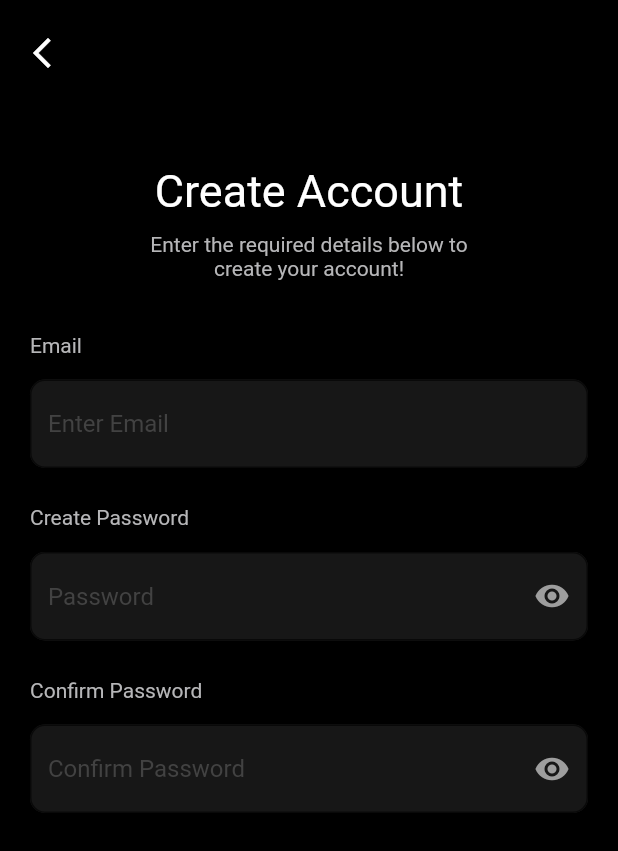
After one commit to mshumtum/xrpaynet, a Flutter app: the CreateAccount screen opened by its route, on a phone screen of 412 x 824 dp. The commit adds this screen. Shown: the top 851 px of the screen. Run offline on Flutter 3.47's test engine with Material 2 defaults, Android fonts, the phone set to English and light mode, and no system bars; our stand-ins replace get_it, internet_connection_checker; missing offline and left inert: http_interceptor; Roboto replaces fonts that are missing (Roboto-Medium, Roboto-Regular).

Commit message:
working on create account screen

```diff
--- a/lib/components/core/navigation/routers.dart
+++ b/lib/components/core/navigation/routers.dart
@@ -3,7 +3,7 @@ import 'dart:io';
 import 'package:flutter/cupertino.dart';
 import 'package:flutter/material.dart';
 import 'package:xr_paynet/components/screens/WelcomeScreen.dart';
-import 'package:xr_paynet/components/screens/login/LoginScreen.dart';
+import 'package:xr_paynet/components/screens/login/CreateAccount.dart';
 
 
 class Routers {
@@ -17,9 +17,9 @@ class Routers {
         return _pageRoute(builder: (context) {
           return const WelcomeScreen();
         });
-      case LoginPage.routeName:
+      case CreateAccount.routeName:
         return _pageRoute(builder: (context) {
-          return const LoginPage();
+          return const CreateAccount();
         });
 
       default:
--- a/lib/components/screens/WelcomeScreen.dart
+++ b/lib/components/screens/WelcomeScreen.dart
@@ -1,5 +1,5 @@
 import 'package:flutter/material.dart';
-import 'package:xr_paynet/components/screens/login/LoginScreen.dart';
+import 'package:xr_paynet/components/screens/login/CreateAccount.dart';
 import 'package:xr_paynet/components/widgets/ButtonPrimary.dart';
 import 'package:xr_paynet/theme/AppTheme.dart';
 import 'package:xr_paynet/theme/Colors.dart';
@@ -67,7 +67,7 @@ class _WelcomeScreenState extends State<WelcomeScreen> {
                 ButtonPrimary(
                   title: "Create Your Account",
                   onClick: () {
-                    _navigationService.navigateWithBack(LoginPage.routeName);
+                    _navigationService.navigateWithBack(CreateAccount.routeName);
                   },
                 )
               ],
--- /dev/null
+++ b/lib/components/screens/login/CreateAccount.dart
@@ -0,0 +1,137 @@
+import 'package:flutter/material.dart';
+import 'package:xr_paynet/components/widgets/_heading_text.dart';
+import 'package:xr_paynet/components/widgets/_input_filed.dart';
+
+import '../../../theme/Colors.dart';
+import '../../core/Locator.dart';
+import '../../core/navigation/navigation_service.dart';
+import '../../utilities/HexColor.dart';
+import '../../widgets/_password_text_filed.dart';
+
+class CreateAccount extends StatefulWidget {
+  static const String routeName = '/create_account';
+
+  const CreateAccount({Key? key}) : super(key: key);
+
+  @override
+  State<CreateAccount> createState() => _CreateAccountState();
+}
+
+
+class _CreateAccountState extends State<CreateAccount> {
+  final NavigationService _navigationService = locator<NavigationService>();
+  bool value = false;
+    // for get text field value use this
+    // String text = InputField.getText();
+
+
+
+  @override
+  Widget build(BuildContext context) {
+    return Scaffold(
+      backgroundColor: AppClr.black,
+      appBar: AppBar(
+        toolbarHeight: 70,
+        leading: IconButton(
+          icon: const Icon(Icons.arrow_back_ios_new_outlined,
+              color: Colors.white),
+          onPressed: () => _navigationService.goBack(),
+        ),
+        title: const Text(""),
+        centerTitle: true,
+      ),
+      body: SingleChildScrollView(
+        child: Column(
+          mainAxisAlignment: MainAxisAlignment.start,
+          crossAxisAlignment: CrossAxisAlignment.start,
+          children: [
+            _titleText(),
+            _headingText(),
+            const SizedBox(
+              height: 30,
+            ),
+            const HeadingText(
+              title: 'Email',
+              color: AppClr.grey,
+              textSize: 14.0,
+            ),
+            const SizedBox(height: 15,),
+            InputField(hintText: 'Enter Email',inputType: TextInputType.emailAddress),
+            const SizedBox(height: 20,),
+            const HeadingText(
+              title: 'Create Password',
+              color: AppClr.grey,
+              textSize: 14.0,
+            ),
+            const SizedBox(height: 15,),
+            PasswordTextField(
+                hintText: 'Password',
+              ),
+
+            // _emailInputField(),
+            const SizedBox(height: 20,),
+            const HeadingText(
+              title: 'Confirm Password',
+              color: AppClr.grey,
+              textSize: 14.0,
+            ),
+            const SizedBox(height: 15,),
+            PasswordTextField(
+              hintText: 'Confirm Password',
+            ),
+            const SizedBox(height: 15,),
+            Row(
+              children: [
+                _checkbox()
+              ],
+            )
+          ],
+        ),
+      ),
+    );
+  }
+
+  Widget _titleText() {
+    return Container(
+      margin: const EdgeInsets.only(top: 40.0),
+      child: const Align(
+          alignment: Alignment.center,
+          child: Text(
+            'Create Account',
+            style: TextStyle(
+                color: Colors.white, fontSize: 30, fontFamily: 'Roboto-Medium'),
+          )),
+    );
+  }
+
+  Widget _headingText() {
+    return Container(
+      margin: const EdgeInsets.only(top: 10.0),
+      child: Align(
+          alignment: Alignment.center,
+          child: Text(
+            'Enter the required details below to \ncreate your account!',
+            textAlign: TextAlign.center,
+            style: TextStyle(
+              color: HexColor("#B6B6B8"),
+              fontSize: 14,
+              fontFamily: 'Roboto-Regular',
+            ),
+          )),
+    );
+  }
+
+  Widget _checkbox(){
+    return Checkbox(
+      value: this.value,
+      onChanged: (bool? value){
+        if(value != null){
+          setState(() {
+            this.value=value;
+          });
+        }
+
+      },
+    ); //Checkbox
+  }
+}
--- /dev/null
+++ b/lib/components/widgets/_heading_text.dart
@@ -0,0 +1,25 @@
+import 'package:flutter/material.dart';
+
+
+class HeadingText extends StatelessWidget {
+  final String title;
+  final Color color;
+  final double textSize;
+  const HeadingText({super.key, required this.title, required this.color, required this.textSize});
+
+  @override
+  Widget build(BuildContext context) {
+    return Container(
+      margin: const EdgeInsets.only(top: 5.0,left: 20.0),
+      child:  Text(
+        title,
+        textAlign: TextAlign.start,
+        style: TextStyle(
+          color: color,
+          fontSize: textSize,
+          fontFamily: 'Roboto-Regular',
+        ),
+      ),
+    );
+  }
+}
--- /dev/null
+++ b/lib/components/widgets/_input_filed.dart
@@ -0,0 +1,69 @@
+import 'package:flutter/material.dart';
+
+import '../../theme/Colors.dart';
+
+
+class InputField extends StatefulWidget {
+  final String hintText;
+  final TextInputType inputType;
+
+  InputField({
+    required this.hintText,
+    required this.inputType,
+  });
+
+  @override
+  _InputFieldState createState() => _InputFieldState();
+
+  // Define a static method to get the text value
+  static String getText() {
+    return _InputFieldState.textValue;
+  }
+}
+
+class _InputFieldState extends State<InputField> {
+  final myController = TextEditingController();
+  static String textValue = '';
+  bool _obscureText = true;
+
+  @override
+  void dispose() {
+    myController.dispose();
+    super.dispose();
+  }
+
+  @override
+  Widget build(BuildContext context) {
+    return Padding(
+      padding: const EdgeInsets.symmetric(horizontal: 20.0),
+      child: Container(
+        decoration: BoxDecoration(
+          borderRadius: BorderRadius.circular(10.0),
+          color: AppClr.inputFieldBg,
+        ),
+        child: TextField(
+          controller: myController,
+          cursorColor: Colors.white,
+          style: const TextStyle(color: Colors.white),
+          maxLines: 1,
+          onChanged: (value) {
+            setState(() {
+              textValue = value;
+            });
+          },
+          decoration: InputDecoration(
+            border: OutlineInputBorder(
+              borderRadius: BorderRadius.circular(10.0),
+            ),
+            filled: true,
+            hintStyle: TextStyle(color: Colors.grey[800]),
+            hintText: widget.hintText,
+            fillColor: AppClr.inputFieldBg,
+          ),
+
+          keyboardType: widget.inputType,
+        ),
+      ),
+    );
+  }
+}
--- /dev/null
+++ b/lib/components/widgets/_password_text_filed.dart
@@ -0,0 +1,67 @@
+import 'package:flutter/material.dart';
+import 'package:xr_paynet/theme/Colors.dart';
+
+class PasswordTextField extends StatefulWidget {
+  final String hintText;
+
+  PasswordTextField({
+    required this.hintText,
+  });
+
+  @override
+  _PasswordTextFieldState createState() => _PasswordTextFieldState();
+}
+
+class _PasswordTextFieldState extends State<PasswordTextField> {
+  bool _obscureText = false;
+  final myController = TextEditingController();
+  static String textValue = '';
+
+  @override
+  Widget build(BuildContext context) {
+    return Padding(
+      padding: const EdgeInsets.symmetric(horizontal: 20.0),
+      child: Container(
+        decoration: BoxDecoration(
+          borderRadius: BorderRadius.circular(10.0),
+          color:  AppClr.inputFieldBg,
+        ),
+        child: TextField(
+          obscureText: _obscureText,//This will obscure text dynamically
+          controller: myController,
+          cursorColor: Colors.white,
+          style: const TextStyle(color: Colors.white),
+          maxLines: 1,
+          onChanged: (value) {
+            setState(() {
+              textValue = value;
+            });
+          },
+          decoration: InputDecoration(
+            border: OutlineInputBorder(
+              borderRadius: BorderRadius.circular(10.0),
+            ),
+            filled: true,
+            hintStyle: TextStyle(color: Colors.grey[800]),
+            hintText: widget.hintText,
+            fillColor: AppClr.inputFieldBg,
+
+            suffixIcon: GestureDetector(
+              onTap: () {
+                setState(() {
+                  _obscureText = !_obscureText;
+                });
+              },
+              child: Icon(
+                _obscureText ? Icons.visibility_off : Icons.visibility,
+                color: Colors.grey,
+              ),
+            ),
+          ),
+
+          keyboardType: TextInputType.visiblePassword,
+        ),
+      ),
+    );
+  }
+}
--- a/lib/theme/Colors.dart
+++ b/lib/theme/Colors.dart
@@ -6,4 +6,7 @@ class AppClr {
   static const Color white = Color(0xFFFFFFFF);
   static const Color nearlyBlack = Color(0xFF213333);
   static const Color dark = Color(0xFF253840);
+
+  static const Color grey = Color(0xFFB6B6B8);
+  static const Color inputFieldBg =  Color.fromRGBO(23, 23, 23, 1.8);
 }
```
Also changed, not shown: lib/components/screens/login/LoginScreen.dart (deleted, +0 -119 lines).
